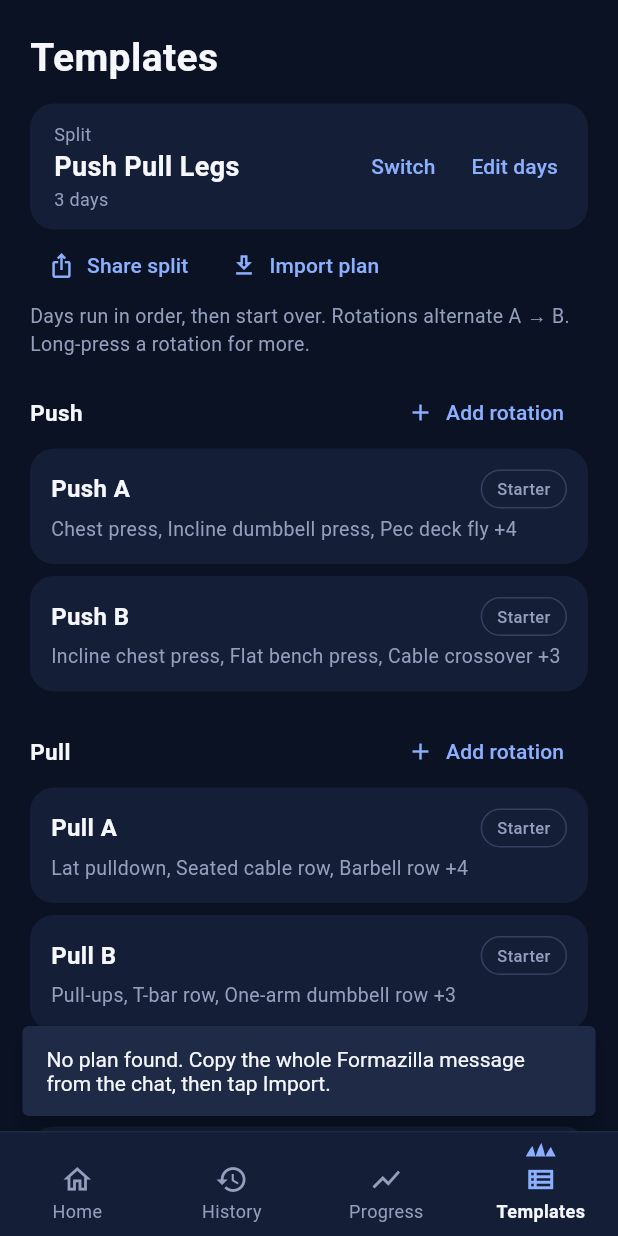
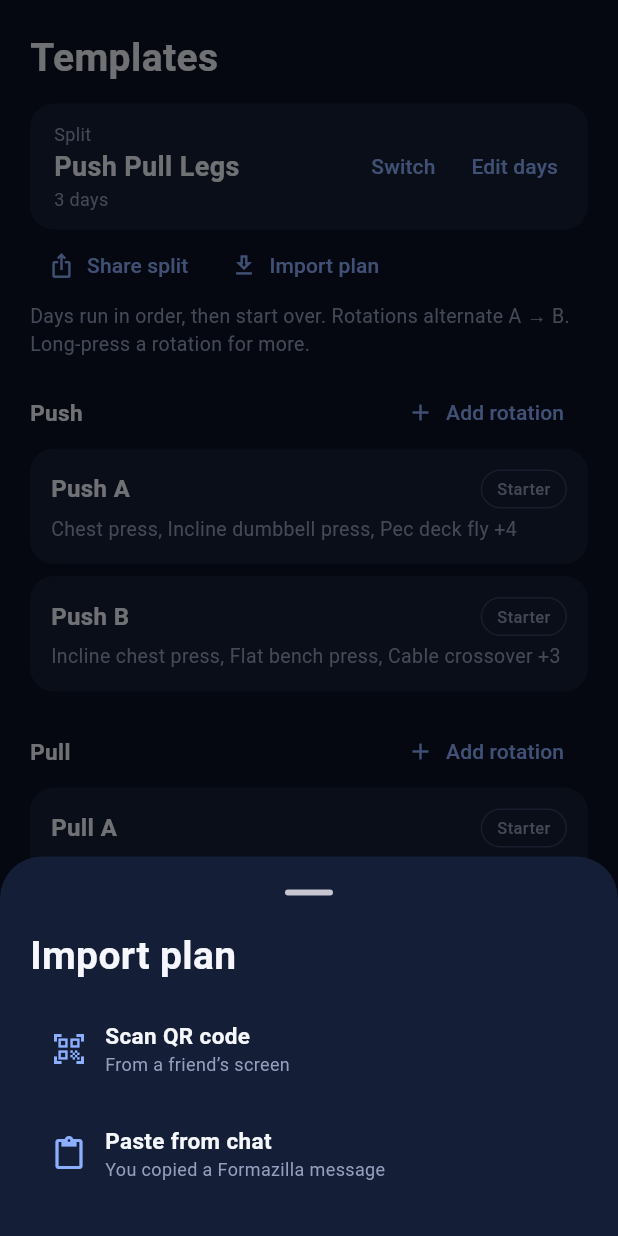
Before and after one commit to osamaayman1005/formazilla, a Flutter app: the screen it shows after launch, item 4 of the bottom bar chosen, after a tap on "Import plan", on a phone screen of 412 x 824 dp. Run offline on Flutter 3.47's test engine with Material 3 defaults, Android fonts, the phone set to English and light mode, and no system bars; our stand-ins replace qr_flutter, share_plus; missing offline and left inert: mobile_scanner.

Commit message:
Share a plan as a QR code; scan it to import
- Share sheet: "QR code" (default) shows a big QR of the rotation or split.
- Templates → Import plan: Scan QR code (camera) or Paste from chat.
- Plan codes are now gzipped (FZ2:, ~500 chars for a whole PPL split) so
  the QR stays easy to scan; FZ1 codes from earlier still import.
- New dependencies: qr_flutter, mobile_scanner.

Co-Authored-By: Claude Opus 5.5 <noreply@anthropic.com>
Claude-Session: https://claude.ai/code/session_01FfiwBFhveZEgnB8PyHDz2g

```diff
--- a/lib/ui/screens/templates_screen.dart
+++ b/lib/ui/screens/templates_screen.dart
@@ -29,7 +29,7 @@ class TemplatesScreen extends StatelessWidget {
             label: const Text('Share split', style: TextStyle(color: AppColors.accentLight)),
           ),
           TextButton.icon(
-            onPressed: () => importPlanFromClipboard(context, store),
+            onPressed: () => showImportOptions(context, store),
             icon: const Icon(Icons.download_outlined, size: 18, color: AppColors.accentLight),
             label: const Text('Import plan', style: TextStyle(color: AppColors.accentLight)),
           ),
--- a/lib/ui/widgets/share_sheet.dart
+++ b/lib/ui/widgets/share_sheet.dart
@@ -12,13 +12,13 @@ import '../../state/app_store.dart';
 import '../navigation.dart';
 import 'common.dart';
 
-enum ShareFormat { image, plan, text }
+enum ShareFormat { qr, image, plan, text }
 
 /// Pick what (this rotation / whole split) and how (image / plan / text).
 /// Without a [rotation] it shares the whole split.
 Future<void> showShareSheet(BuildContext context, AppStore store, {Rotation? rotation}) {
   var wholeSplit = rotation == null;
-  var format = ShareFormat.image;
+  var format = ShareFormat.qr;
   var weights = false;
 
   return showModalBottomSheet<void>(
@@ -45,6 +45,12 @@ Future<void> showShareSheet(BuildContext context, AppStore store, {Rotation? rot
             ],
             const SectionLabel('How'),
             _Choice(
+              title: 'QR code',
+              subtitle: 'Friend next to you scans it',
+              selected: format == ShareFormat.qr,
+              onTap: () => setState(() => format = ShareFormat.qr),
+            ),
+            _Choice(
               title: 'Image card',
               subtitle: 'For stories and the gym group',
               selected: format == ShareFormat.image,
@@ -62,7 +68,7 @@ Future<void> showShareSheet(BuildContext context, AppStore store, {Rotation? rot
               selected: format == ShareFormat.text,
               onTap: () => setState(() => format = ShareFormat.text),
             ),
-            if (format != ShareFormat.plan)
+            if (format == ShareFormat.image || format == ShareFormat.text)
               SwitchListTile(
                 contentPadding: EdgeInsets.zero,
                 value: weights,
@@ -70,10 +76,11 @@ Future<void> showShareSheet(BuildContext context, AppStore store, {Rotation? rot
                 title: const Text('Include my last weights', style: AppText.body),
               ),
             const SizedBox(height: AppSpace.sm),
-            PrimaryButton('Share', onPressed: () {
+            PrimaryButton(format == ShareFormat.qr ? 'Show QR' : 'Share', onPressed: () {
+              final withWeights = weights && (format == ShareFormat.image || format == ShareFormat.text);
               final plan = wholeSplit || rotation == null
-                  ? store.planForSplit(weights: weights && format != ShareFormat.plan)
-                  : store.planForRotation(rotation, weights: weights && format != ShareFormat.plan);
+                  ? store.planForSplit(weights: withWeights)
+                  : store.planForRotation(rotation, weights: withWeights);
               Navigator.pop(c);
               _share(context, plan, format);
             }),
@@ -86,6 +93,8 @@ Future<void> showShareSheet(BuildContext context, AppStore store, {Rotation? rot
 
 Future<void> _share(BuildContext context, SharedPlan plan, ShareFormat format) async {
   switch (format) {
+    case ShareFormat.qr:
+      await openPlanQr(context, plan);
     case ShareFormat.image:
       await openPlanCard(context, plan);
     case ShareFormat.plan:
@@ -95,11 +104,46 @@ Future<void> _share(BuildContext context, SharedPlan plan, ShareFormat format) a
   }
 }
 
-/// Reads a shared plan from the clipboard and asks where to add it.
-Future<void> importPlanFromClipboard(BuildContext context, AppStore store) async {
-  final data = await Clipboard.getData(Clipboard.kTextPlain);
-  final plan = readPlan(data?.text);
-  if (!context.mounted) return;
+/// Import plan: scan a friend's QR, or paste a copied Formazilla message.
+Future<void> showImportOptions(BuildContext context, AppStore store) async {
+  final how = await showModalBottomSheet<String>(
+    context: context,
+    builder: (c) => SafeArea(
+      child: Padding(
+        padding: const EdgeInsets.fromLTRB(AppSpace.xl, 0, AppSpace.xl, AppSpace.lg),
+        child: Column(mainAxisSize: MainAxisSize.min, crossAxisAlignment: CrossAxisAlignment.start, children: [
+          const Text('Import plan', style: AppText.title),
+          const SizedBox(height: AppSpace.md),
+          _Choice(
+            title: 'Scan QR code',
+            subtitle: 'From a friend’s screen',
+            icon: Icons.qr_code_scanner,
+            onTap: () => Navigator.pop(c, 'scan'),
+          ),
+          _Choice(
+            title: 'Paste from chat',
+            subtitle: 'You copied a Formazilla message',
+            icon: Icons.content_paste,
+            onTap: () => Navigator.pop(c, 'paste'),
+          ),
+        ]),
+      ),
+    ),
+  );
+  if (how == null || !context.mounted) return;
+  if (how == 'scan') {
+    final text = await scanPlanQr(context);
+    if (text == null || !context.mounted) return;
+    await _importPlan(context, store, readPlan(text));
+  } else {
+    final data = await Clipboard.getData(Clipboard.kTextPlain);
+    if (!context.mounted) return;
+    await _importPlan(context, store, readPlan(data?.text));
+  }
+}
+
+/// Asks where a shared plan goes, then adds it.
+Future<void> _importPlan(BuildContext context, AppStore store, SharedPlan? plan) async {
   if (plan == null) {
     ScaffoldMessenger.of(context).showSnackBar(const SnackBar(
       content: Text('No plan found. Copy the whole Formazilla message from the chat, then tap Import.'),
@@ -191,14 +235,15 @@ Future<void> importPlanFromClipboard(BuildContext context, AppStore store) async
   ScaffoldMessenger.of(context).showSnackBar(SnackBar(content: Text(message)));
 }
 
-/// A radio-style option card.
+/// A radio-style option card (or, with [icon], a plain tappable row).
 class _Choice extends StatelessWidget {
-  const _Choice({required this.title, required this.subtitle, required this.selected, required this.onTap});
+  const _Choice({required this.title, required this.subtitle, this.selected = false, required this.onTap, this.icon});
 
   final String title;
   final String subtitle;
   final bool selected;
   final VoidCallback onTap;
+  final IconData? icon;
 
   @override
   Widget build(BuildContext context) {
@@ -210,9 +255,9 @@ class _Choice extends StatelessWidget {
         padding: const EdgeInsets.symmetric(horizontal: 14, vertical: 12),
         child: Row(children: [
           Icon(
-            selected ? Icons.radio_button_checked : Icons.radio_button_off,
-            color: selected ? AppColors.accentLight : AppColors.muted,
-            size: 20,
+            icon ?? (selected ? Icons.radio_button_checked : Icons.radio_button_off),
+            color: selected || icon != null ? AppColors.accentLight : AppColors.muted,
+            size: icon != null ? 24 : 20,
           ),
           const SizedBox(width: 12),
           Expanded(
--- a/pubspec.yaml
+++ b/pubspec.yaml
@@ -11,6 +11,8 @@ dependencies:
     sdk: flutter
   path_provider: ^2.1.4
   share_plus: ^11.0.0
+  qr_flutter: ^4.1.0
+  mobile_scanner: ^7.0.0
 
 dev_dependencies:
   flutter_test:
```
Also changed, not shown: lib/domain/shared_plan.dart (+13 -7 lines), lib/ui/navigation.dart (+9 -0 lines), lib/ui/screens/plan_qr_screen.dart (added, +64 -0 lines), lib/ui/screens/scan_plan_screen.dart (added, +77 -0 lines), 3 other files.
